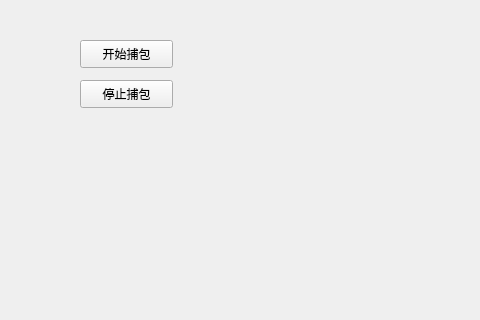
The window that gui/mainwindow.ui (RaymondHX/contentSecurityLab) describes before a commit, drawn with Qt 5; both pictures show x 0 to 480 and y 0 to 320 of the 1182 by 806 pixel window.
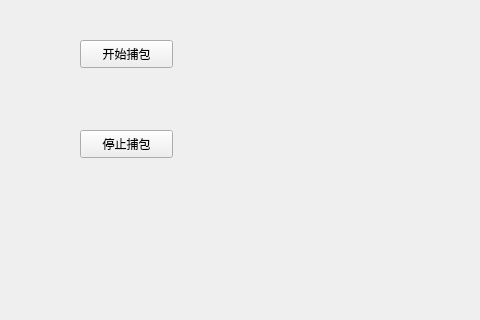
The same window after the commit.

Patch:
```diff
--- a/gui/mainwindow.ui
+++ b/gui/mainwindow.ui
@@ -147,7 +147,7 @@
     <property name="geometry">
      <rect>
       <x>80</x>
-      <y>80</y>
+      <y>130</y>
       <width>93</width>
       <height>28</height>
      </rect>
```
Left out of the diff: 8 changed lines with no effect on the pictures.
